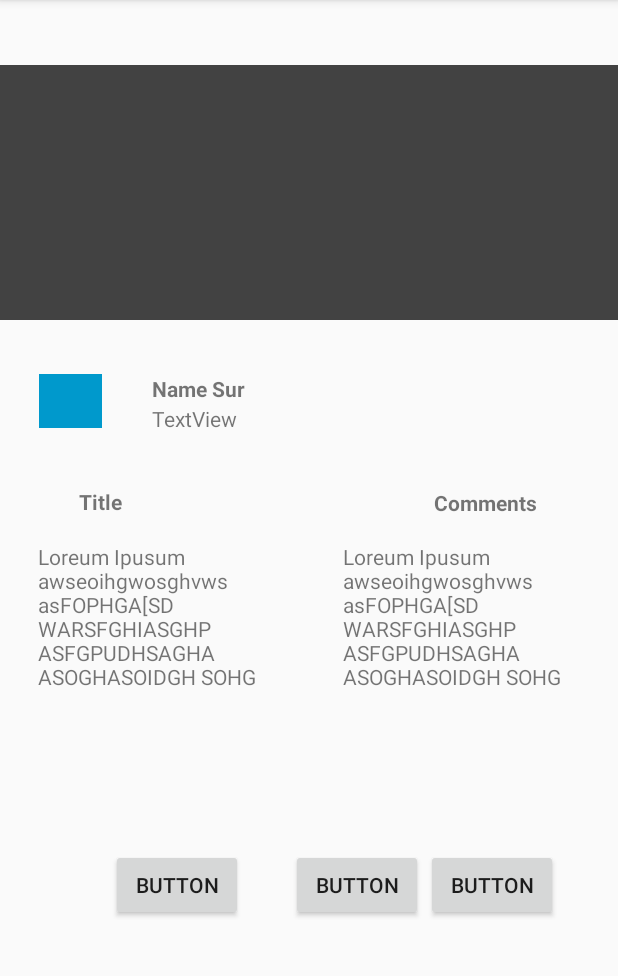
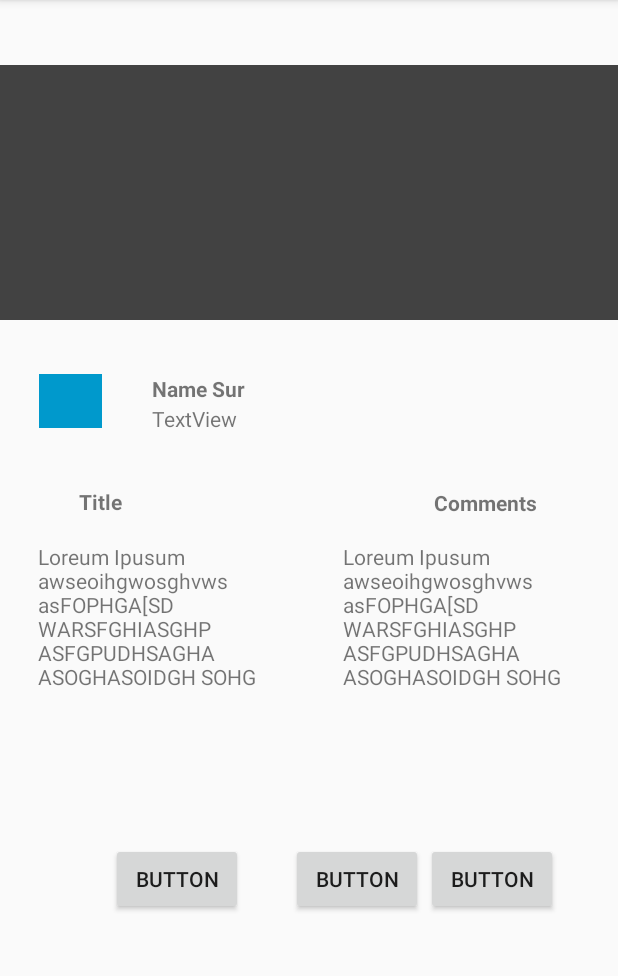
Before and after one commit to kumar245/GIt-Rebase, an Android app: the screen it shows after launch (MainActivity), on a phone screen of 412 x 824 dp, the part 84-1060 px from its top. Run offline under Robolectric (Android 15) with nearby library versions, the phone set to English and light mode, and no system bars.

Commit message:
Fourth Branch COmmit

```diff
--- a/app/src/main/res/layout/activity_main.xml
+++ b/app/src/main/res/layout/activity_main.xml
@@ -130,8 +130,8 @@
         android:layout_height="wrap_content"
         android:layout_marginBottom="6dp"
         android:layout_marginEnd="2dp"
-        android:layout_marginRight="20dp"
-        android:layout_marginTop="8dp"
+        android:layout_marginRight="1dp"
+        android:layout_marginTop="1dp"
         android:text="Button"
         app:layout_constraintBottom_toBottomOf="parent"
         app:layout_constraintEnd_toStartOf="@+id/button10"
```
